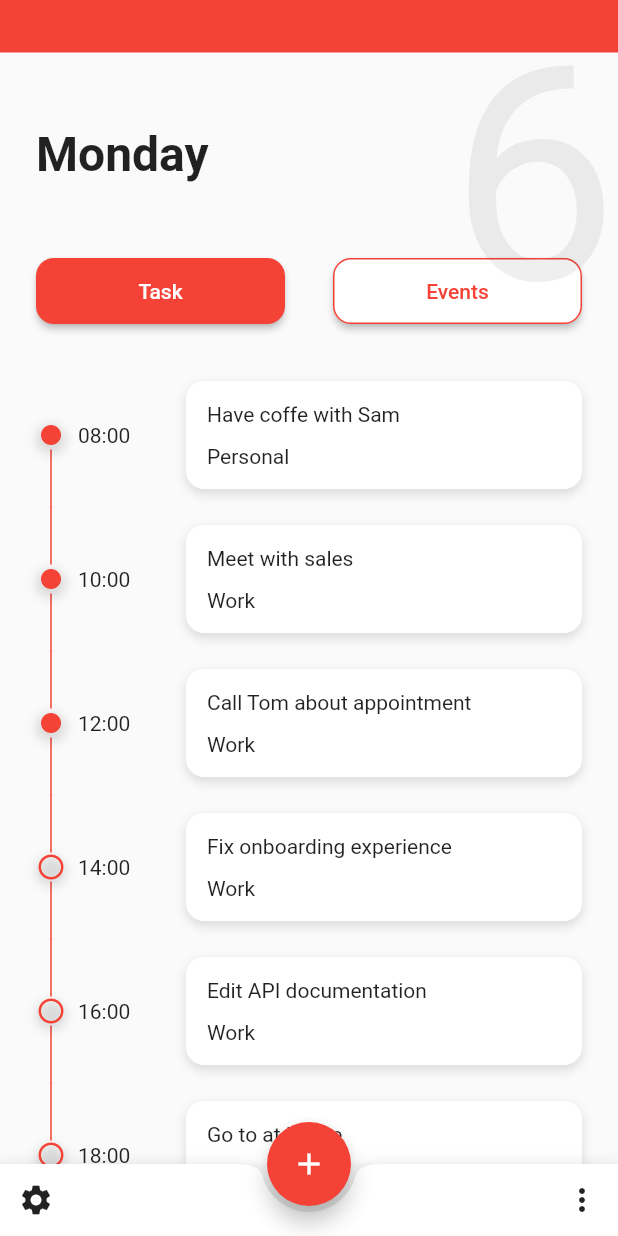
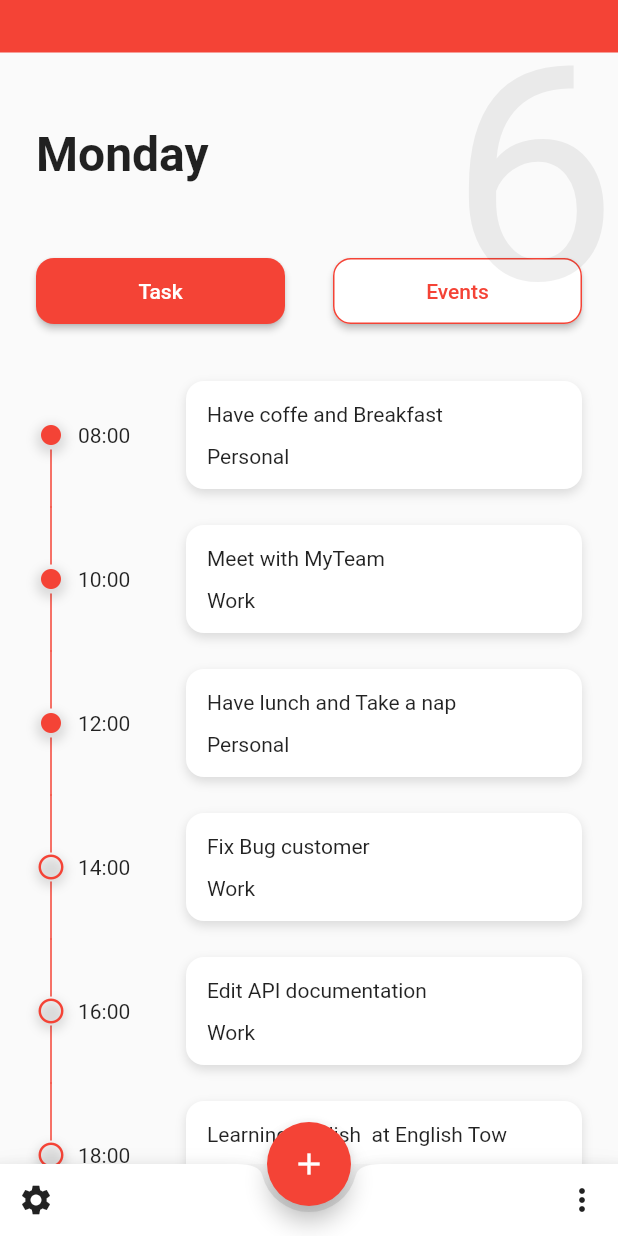
Before and after one commit to hmtri-it/TodoApp, a Flutter app: the screen it shows after launch, on a phone screen of 412 x 824 dp. Run offline on Flutter 3.47's test engine with Material 2 defaults, Android fonts, the phone set to English and light mode, and no system bars.

Commit message:
Update Screen

```diff
--- a/todo_app/lib/pages/event_page.dart
+++ b/todo_app/lib/pages/event_page.dart
@@ -15,12 +15,12 @@ class Event {
 }
 
 final List<Event> _eventList = [
-  new Event("08:00", "Have coffe with Sam", "Personal", true),
-  new Event("10:00", "Meet with sales", "Work", true),
-  new Event("12:00", "Call Tom about appointment", "Work", true),
-  new Event("14:00", "Fix onboarding experience", "Work", false),
+  new Event("08:00", "Have coffe and Breakfast", "Personal", true),
+  new Event("10:00", "Meet with MyTeam", "Work", true),
+  new Event("12:00", "Have lunch and Take a nap", "Personal", true),
+  new Event("14:00", "Fix Bug customer", "Work", false),
   new Event("16:00", "Edit API documentation", "Work", false),
-  new Event("18:00", "Go to at Home", "Personal", false),
+  new Event("18:00", "Learning English  at English Tow", "Personal", false),
 ];
 
 class _EventPageState extends State<EventPage> {
--- a/todo_app/lib/pages/tasks_page.dart
+++ b/todo_app/lib/pages/tasks_page.dart
@@ -12,12 +12,12 @@ class Task {
 }
 
 final List<Task> _taskList = [
-  new Task("Call Tom about appointment", false),
-  new Task("Fix on boarding experience", false),
-  new Task("Edit API document", false),
-  new Task("Set up user focus group", false),
-  new Task("Have a coffee with Sam", true),
-  new Task("Meet with Sales.", true)
+  new Task("Have coffe and Breakfast", false),
+  new Task("Meet with MyTeam", false),
+  new Task("Have lunch Take a nap", false),
+  new Task("Fix Bug customer", false),
+  new Task("Edit API documentation", true),
+  new Task("Learning English  at English Tow.", true)
 ];
 
 class _TaskPageState extends State<TaskPage> {
```
Also changed, not shown: screens/Screenshot_1563886893.png (deleted), screens/Screenshot_1563900887.png (deleted), screens/Screenshot_1563902525.png (added), screens/Screenshot_1563902672.png (added), 1 other file.
